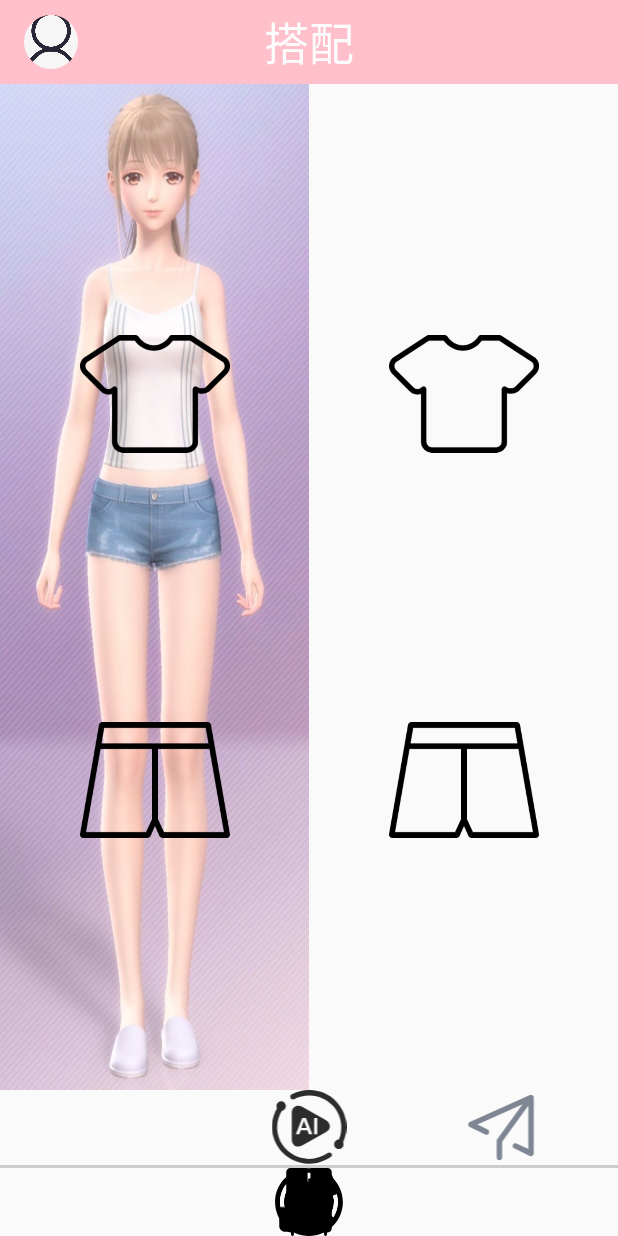
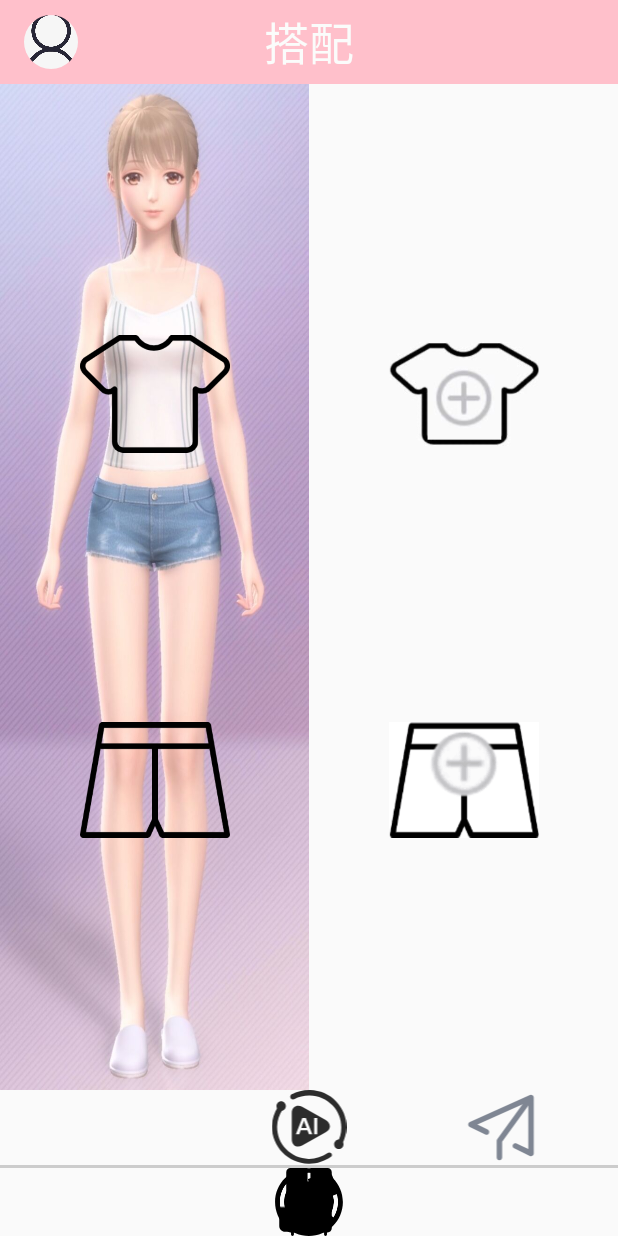
Before and after one commit to lizhenzn/CM, an Android app: the screen it shows after launch (MainActivity), on a phone screen of 412 x 824 dp. Run offline under Robolectric (Android 15) with nearby library versions, the phone set to English and light mode, and no system bars; our stand-ins replace CircleImageView; libraries missing offline, so code that uses them is left out: org.jivesoftware.smack, org.jivesoftware.smackx, q.rorbin.badgeview; 3 statements that could not run were skipped.

Commit message:
搭配 1.选取上下衣图标修改

```diff
--- a/app/src/main/java/com/example/cm/match/MatchFragment.java
+++ b/app/src/main/java/com/example/cm/match/MatchFragment.java
@@ -35,12 +35,9 @@ public class MatchFragment extends Fragment {
     public void onCreate(@Nullable Bundle savedInstanceState) {
         super.onCreate(savedInstanceState);
         setToolbarText("搭配");
-
     }
-
     @Override
     public void onResume() {
-
         //返回该碎片时显示已选取衣物
         super.onResume();
         setToolbarText("搭配");
@@ -59,7 +56,6 @@ public class MatchFragment extends Fragment {
             clothes_down_model.setImageBitmap(WardrobeFragment.photoList2.get(MainActivity.getClothes_down()));
         }
     }
-
     private static final String TAG = "TEST";
     @Nullable
     @Override
--- a/app/src/main/res/layout/match.xml
+++ b/app/src/main/res/layout/match.xml
@@ -16,7 +16,7 @@
             android:id="@+id/clothes_up"
             android:layout_width="100dp"
             android:layout_height="100dp"
-            android:src="@drawable/clothes_up"
+            android:src="@drawable/clothes_up_add"
             app:layout_constraintBottom_toTopOf="@id/clothes_down"
             app:layout_constraintLeft_toLeftOf="parent"
             app:layout_constraintRight_toRightOf="parent"
@@ -25,7 +25,7 @@
             android:id="@+id/clothes_down"
             android:layout_width="100dp"
             android:layout_height="100dp"
-            android:src="@drawable/clothes_down"
+            android:src="@drawable/clothes_down_add"
             app:layout_constraintBottom_toBottomOf="parent"
             app:layout_constraintLeft_toLeftOf="parent"
             app:layout_constraintRight_toRightOf="parent"
```
Also changed, not shown: app/src/main/res/layout/activity_present_share_item.xml (+0 -39 lines), app/src/main/res/drawable/clothes_down_add.png (added), app/src/main/res/drawable/clothes_up_add.png (added).
